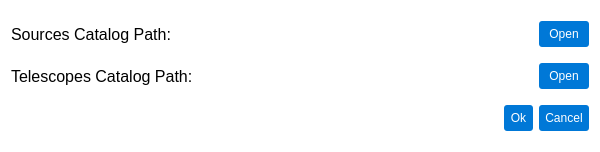
Before: the Qt Designer form pastrocore/gui_pyside/dialog_preferences.ui in Torward1024/pAstroCORE, drawn with Qt 5.
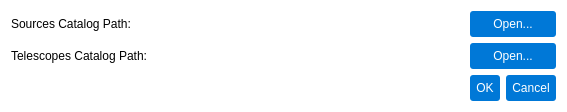
After: the same form once the commit is applied.

```diff
--- a/pastrocore/gui_pyside/dialog_preferences.ui
+++ b/pastrocore/gui_pyside/dialog_preferences.ui
@@ -6,8 +6,8 @@
    <rect>
     <x>0</x>
     <y>0</y>
-    <width>600</width>
-    <height>152</height>
+    <width>567</width>
+    <height>108</height>
    </rect>
   </property>
   <property name="windowTitle">
@@ -22,7 +22,7 @@
      <property name="styleSheet">
       <string notr="true">QLineEdit {
     font-family: Arial;
-    font-size: 12pt;
+    font-size: 9pt;
     color: #333333;
     padding: 1px;
     border-radius: 3px;
@@ -45,42 +45,12 @@
      </property>
     </widget>
    </item>
-   <item row="4" column="7">
-    <widget class="QPushButton" name="cancelButton">
-     <property name="styleSheet">
-      <string notr="true">QPushButton {
-    background-color: #0078d7;
-    color: #ffffff;
-    padding: 6px;
-    border-radius: 3px;
-    border: none;
-}
-QPushButton:hover {
-    background-color: #1a8cff; /* Светлее при наведении */
-}
-QPushButton:pressed {
-    background-color: #005bb5; /* Темнее при нажатии */
-    padding-top: 7px; /* Легкое смещение вниз для эффекта &quot;продавливания&quot; */
-    padding-bottom: 5px;
-}</string>
-     </property>
-     <property name="text">
-      <string>Cancel</string>
-     </property>
-     <property name="autoDefault">
-      <bool>false</bool>
-     </property>
-     <property name="flat">
-      <bool>true</bool>
-     </property>
-    </widget>
-   </item>
    <item row="1" column="0">
     <widget class="QLabel" name="lbl_telescopes_catalog_path">
      <property name="font">
       <font>
        <family>Arial</family>
-       <pointsize>12</pointsize>
+       <pointsize>9</pointsize>
       </font>
      </property>
      <property name="text">
@@ -88,72 +58,12 @@
      </property>
     </widget>
    </item>
-   <item row="1" column="7">
-    <widget class="QPushButton" name="openTelescopesCatalogButton">
-     <property name="styleSheet">
-      <string notr="true">QPushButton {
-    background-color: #0078d7;
-    color: #ffffff;
-    padding: 6px;
-    border-radius: 3px;
-    border: none;
-}
-QPushButton:hover {
-    background-color: #1a8cff; /* Светлее при наведении */
-}
-QPushButton:pressed {
-    background-color: #005bb5; /* Темнее при нажатии */
-    padding-top: 7px; /* Легкое смещение вниз для эффекта &quot;продавливания&quot; */
-    padding-bottom: 5px;
-}</string>
-     </property>
-     <property name="text">
-      <string>Open</string>
-     </property>
-     <property name="autoDefault">
-      <bool>false</bool>
-     </property>
-     <property name="flat">
-      <bool>true</bool>
-     </property>
-    </widget>
-   </item>
-   <item row="4" column="6">
-    <widget class="QPushButton" name="okButton">
-     <property name="styleSheet">
-      <string notr="true">QPushButton {
-    background-color: #0078d7;
-    color: #ffffff;
-    padding: 6px;
-    border-radius: 3px;
-    border: none;
-}
-QPushButton:hover {
-    background-color: #1a8cff; /* Светлее при наведении */
-}
-QPushButton:pressed {
-    background-color: #005bb5; /* Темнее при нажатии */
-    padding-top: 7px; /* Легкое смещение вниз для эффекта &quot;продавливания&quot; */
-    padding-bottom: 5px;
-}</string>
-     </property>
-     <property name="text">
-      <string>Ok</string>
-     </property>
-     <property name="autoDefault">
-      <bool>true</bool>
-     </property>
-     <property name="flat">
-      <bool>true</bool>
-     </property>
-    </widget>
-   </item>
    <item row="0" column="5">
     <widget class="QLineEdit" name="sourcesCatalogPath">
      <property name="styleSheet">
       <string notr="true">QLineEdit {
     font-family: Arial;
-    font-size: 12pt;
+    font-size: 9pt;
     color: #333333;
     padding: 1px;
     border-radius: 3px;
@@ -176,42 +86,12 @@
      </property>
     </widget>
    </item>
-   <item row="0" column="7">
-    <widget class="QPushButton" name="openSourcesCatalogButton">
-     <property name="styleSheet">
-      <string notr="true">QPushButton {
-    background-color: #0078d7;
-    color: #ffffff;
-    padding: 6px;
-    border-radius: 3px;
-    border: none;
-}
-QPushButton:hover {
-    background-color: #1a8cff; /* Светлее при наведении */
-}
-QPushButton:pressed {
-    background-color: #005bb5; /* Темнее при нажатии */
-    padding-top: 7px; /* Легкое смещение вниз для эффекта &quot;продавливания&quot; */
-    padding-bottom: 5px;
-}</string>
-     </property>
-     <property name="text">
-      <string>Open</string>
-     </property>
-     <property name="autoDefault">
-      <bool>false</bool>
-     </property>
-     <property name="flat">
-      <bool>true</bool>
-     </property>
-    </widget>
-   </item>
    <item row="0" column="0">
     <widget class="QLabel" name="lbl_sources_catalog_path">
      <property name="font">
       <font>
        <family>Arial</family>
-       <pointsize>12</pointsize>
+       <pointsize>9</pointsize>
       </font>
      </property>
      <property name="text">
@@ -219,6 +99,126 @@
      </property>
     </widget>
    </item>
+   <item row="0" column="6" colspan="2">
+    <widget class="QPushButton" name="openSourcesCatalogButton">
+     <property name="styleSheet">
+      <string notr="true">QPushButton {
+    background-color: #0078d7;
+    color: #ffffff;
+    padding: 6px;
+    border-radius: 3px;
+    border: none;
+}
+QPushButton:hover {
+    background-color: #1a8cff; /* Светлее при наведении */
+}
+QPushButton:pressed {
+    background-color: #005bb5; /* Темнее при нажатии */
+    padding-top: 7px; /* Легкое смещение вниз для эффекта &quot;продавливания&quot; */
+    padding-bottom: 5px;
+}</string>
+     </property>
+     <property name="text">
+      <string>Open...</string>
+     </property>
+     <property name="autoDefault">
+      <bool>false</bool>
+     </property>
+     <property name="flat">
+      <bool>true</bool>
+     </property>
+    </widget>
+   </item>
+   <item row="1" column="6" colspan="2">
+    <widget class="QPushButton" name="openTelescopesCatalogButton">
+     <property name="styleSheet">
+      <string notr="true">QPushButton {
+    background-color: #0078d7;
+    color: #ffffff;
+    padding: 6px;
+    border-radius: 3px;
+    border: none;
+}
+QPushButton:hover {
+    background-color: #1a8cff; /* Светлее при наведении */
+}
+QPushButton:pressed {
+    background-color: #005bb5; /* Темнее при нажатии */
+    padding-top: 7px; /* Легкое смещение вниз для эффекта &quot;продавливания&quot; */
+    padding-bottom: 5px;
+}</string>
+     </property>
+     <property name="text">
+      <string>Open...</string>
+     </property>
+     <property name="autoDefault">
+      <bool>false</bool>
+     </property>
+     <property name="flat">
+      <bool>true</bool>
+     </property>
+    </widget>
+   </item>
+   <item row="2" column="6">
+    <widget class="QPushButton" name="okButton">
+     <property name="styleSheet">
+      <string notr="true">QPushButton {
+    background-color: #0078d7;
+    color: #ffffff;
+    padding: 6px;
+    border-radius: 3px;
+    border: none;
+}
+QPushButton:hover {
+    background-color: #1a8cff; /* Светлее при наведении */
+}
+QPushButton:pressed {
+    background-color: #005bb5; /* Темнее при нажатии */
+    padding-top: 7px; /* Легкое смещение вниз для эффекта &quot;продавливания&quot; */
+    padding-bottom: 5px;
+}</string>
+     </property>
+     <property name="text">
+      <string>OK</string>
+     </property>
+     <property name="autoDefault">
+      <bool>true</bool>
+     </property>
+     <property name="flat">
+      <bool>true</bool>
+     </property>
+    </widget>
+   </item>
+   <item row="2" column="7">
+    <widget class="QPushButton" name="cancelButton">
+     <property name="styleSheet">
+      <string notr="true">QPushButton {
+    background-color: #0078d7;
+    color: #ffffff;
+    padding: 6px;
+    border-radius: 3px;
+    border: none;
+}
+QPushButton:hover {
+    background-color: #1a8cff; /* Светлее при наведении */
+}
+QPushButton:pressed {
+    background-color: #005bb5; /* Темнее при нажатии */
+    padding-top: 7px; /* Легкое смещение вниз для эффекта &quot;продавливания&quot; */
+    padding-bottom: 5px;
+}</string>
+     </property>
+     <property name="text">
+      <string>Cancel</string>
+     </property>
+     <property name="autoDefault">
+      <bool>false</bool>
+     </property>
+     <property name="flat">
+      <bool>true</bool>
+     </property>
+    </widget>
+   </item>
   </layout>
  </widget>
  <resources/>
```
